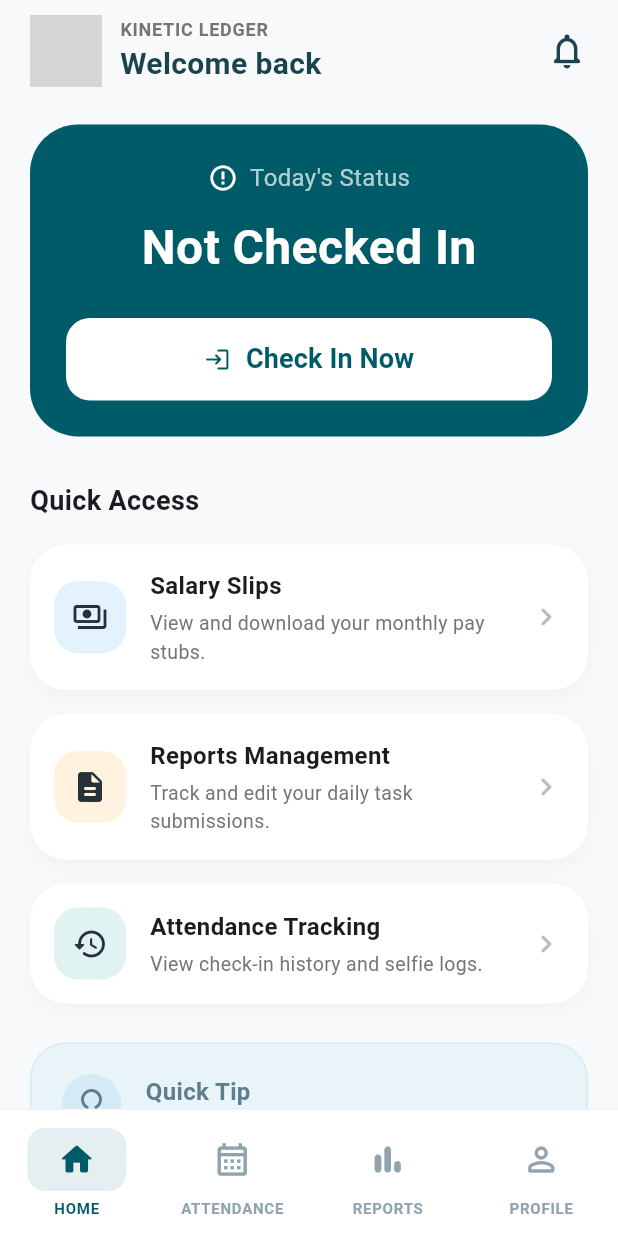
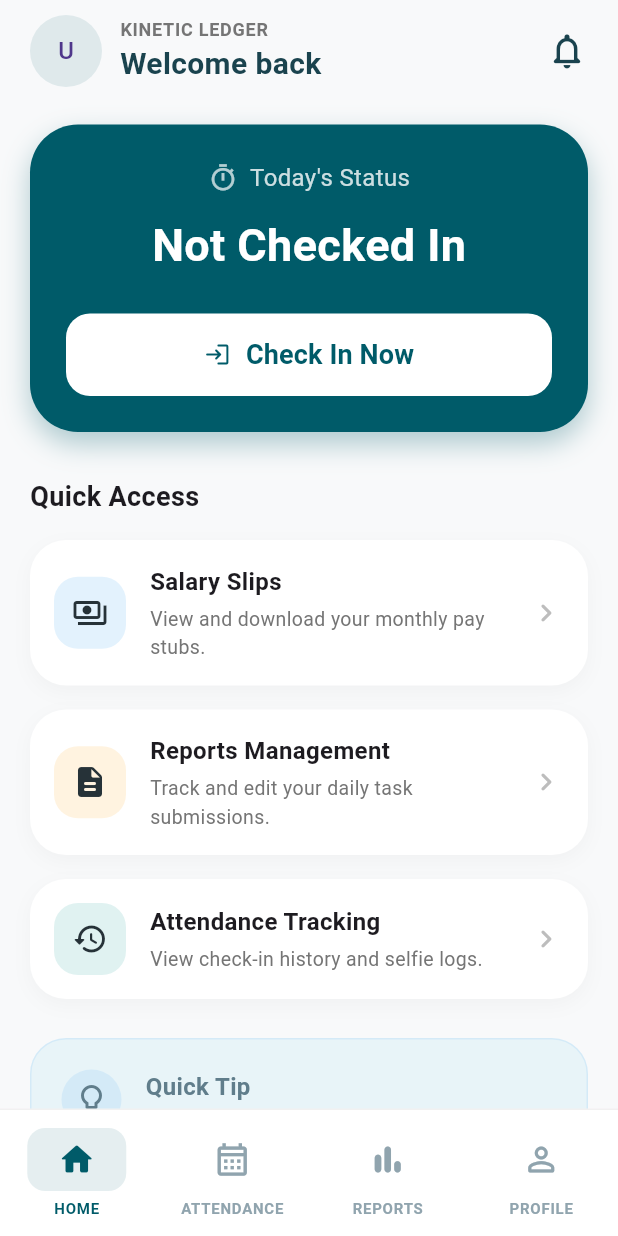
Before and after one commit to sujay-png/redhr_mobile-app, a Flutter app: the HomePage screen opened by its route, on a phone screen of 412 x 824 dp. Run offline on Flutter 3.47's test engine with Material 3 defaults, Android fonts, the phone set to English and light mode, and no system bars; our stand-ins replace camera, firebase_auth, firebase_core, geolocator, go_router, shared_preferences; accounts and stored records are empty; network calls fail; grey boxes are pictures that could not be loaded.

Commit message:
check-in and chck-out functionality is completed

```diff
--- a/lib/auth/login.dart
+++ b/lib/auth/login.dart
@@ -33,7 +33,7 @@ class _EmployeeLoginScreenState extends State<EmployeeLoginScreen> {
       print("🔥 Firebase Token: $token");
 
       // 🔥 3. Call backend WITH TOKEN
-      final user = await ApiService.getCurrentUser(token!);
+      final user = await ApiService.getMe();
 
       print("👤 Employee Data: $user");
 
--- a/lib/homepage.dart
+++ b/lib/homepage.dart
@@ -1,31 +1,169 @@
 import 'package:flutter/material.dart';
+import 'package:firebase_auth/firebase_auth.dart';
+import 'package:go_router/go_router.dart';
+import 'package:redhr_mobile_app/service/api_service.dart';
+import 'package:intl/intl.dart';
 
-class HomePage extends StatelessWidget {
+class HomePage extends StatefulWidget {
   const HomePage({super.key});
 
   @override
+  State<HomePage> createState() => _HomePageState();
+}
+
+class _HomePageState extends State<HomePage> {
+  bool isCheckedIn = false;
+  bool isCheckedOut = false;
+  bool isLoading = true;
+  String? userName;
+  String? checkInTime;
+
+  @override
+  void initState() {
+    super.initState();
+    _initialLoad();
+  }
+
+  // Helper to format the IST timestamp for the UI
+  String _formatTime(String? timestamp) {
+    if (timestamp == null) return "--:--";
+    try {
+      DateTime dt = DateTime.parse(timestamp);
+      return DateFormat('hh:mm a').format(dt);
+    } catch (e) {
+      return "--:--";
+    }
+  }
+
+  // Load user data and attendance status on startup
+Future<void> _initialLoad() async {
+    try {
+      // 1. Get the Firebase ID Token
+      final token = await FirebaseAuth.instance.currentUser?.getIdToken();
+      if (token == null) {
+        if (mounted) setState(() => isLoading = false);
+        return;
+      }
+
+      // 2. Fetch Profile for Name and ID
+      final profile = await ApiService.getMe();
+
+      // 3. Fetch Attendance Status (Passing the required token)
+      final status = await ApiService.getAttendanceStatus(token);
+
+      if (mounted) {
+        setState(() {
+          userName = profile['full_name'];
+          isCheckedIn = status['isCheckedIn'] ?? false;
+          isCheckedOut = status['isCheckedOut'] ?? false;
+          checkInTime = status['checkInTime'];
+          isLoading = false;
+        });
+      }
+    } catch (e) {
+      if (mounted) setState(() => isLoading = false);
+      debugPrint("Load Error: $e");
+    }
+  }
+
+  // Handle Button Click (Check-In or Check-Out)
+  Future<void> _handleAttendance() async {
+    try {
+      // --- FLOW A: CHECK-IN ---
+      if (!isCheckedIn) {
+        // Navigate to your dedicated camera screen
+        // We use .push so we can wait for the result to refresh the UI
+        final result = await context.push<bool>('/camera');
+
+        if (result == true) {
+          _initialLoad(); // Refresh home state if check-in was successful
+        }
+        return;
+      }
+
+      // --- FLOW B: CHECK-OUT ---
+      setState(() => isLoading = true);
+
+      // Get profile for ID
+      final profile = await ApiService.getMe();
+
+      // Call API directly without opening camera
+      await ApiService.markAttendance(
+        employeeId: profile['id'],
+        lat: 0.0,
+        lng: 0.0,
+        imagePath: "", // Passes empty string to skip Multipart file check
+      );
+
+      // Refresh Status immediately
+      await _initialLoad();
+
+      if (mounted) {
+        ScaffoldMessenger.of(context).showSnackBar(
+          const SnackBar(
+            content: Text("Checked Out Successfully"),
+            backgroundColor: Colors.orange,
+          ),
+        );
+      }
+    } catch (e) {
+      if (mounted) setState(() => isLoading = false);
+      if (mounted) {
+        ScaffoldMessenger.of(context).showSnackBar(
+          SnackBar(content: Text("Error: $e"), backgroundColor: Colors.red),
+        );
+      }
+    }
+  }
+
+  @override
   Widget build(BuildContext context) {
+    const primaryTeal = Color(0xFF005B69);
+    const orangeStatus = Color(0xFFE67E22);
+    const greyStatus = Color(0xFF7F8C8D);
+    const backgroundColor = Color(0xFFF8F9FA);
 
-    const primaryTeal = Color(0xFF005B69);
-    const backgroundColor = Color(0xFFF8F9FA);
+    // Dynamic UI State logic
+    String statusTitle = "Not Checked In";
+    String buttonText = "Check In Now";
+    IconData buttonIcon = Icons.login_rounded;
+    Color cardColor = primaryTeal;
+
+    if (isCheckedIn && !isCheckedOut) {
+      statusTitle = "Currently Working";
+      buttonText = "Check Out Now";
+      buttonIcon = Icons.logout_rounded;
+      cardColor = orangeStatus;
+    } else if (isCheckedOut) {
+      statusTitle = "Work Completed";
+      buttonText = "Attendance Finished";
+      buttonIcon = Icons.check_circle_outline;
+      cardColor = greyStatus;
+    }
 
     return Scaffold(
       backgroundColor: backgroundColor,
-      body: SafeArea(
+      body: isLoading
+          ? const Center(child: CircularProgressIndicator(color: primaryTeal))
+          : SafeArea(
+              child: RefreshIndicator(
+                onRefresh: _initialLoad,
                 child: SingleChildScrollView(
+                  physics: const AlwaysScrollableScrollPhysics(),
                   padding: const EdgeInsets.symmetric(horizontal: 20, vertical: 10),
                   child: Column(
                     crossAxisAlignment: CrossAxisAlignment.start,
                     children: [
-
+                      // --- Header ---
                       Row(
                         mainAxisAlignment: MainAxisAlignment.spaceBetween,
                         children: [
                           Row(
                             children: [
-                      const CircleAvatar(
+                              CircleAvatar(
                                 radius: 24,
-                        backgroundImage: NetworkImage('https://via.placeholder.com/150'),
+                                backgroundColor: primaryTeal.withOpacity(0.1),
+                                child: Text(userName != null ? userName![0].toUpperCase() : "U"),
                               ),
                               const SizedBox(width: 12),
                               Column(
@@ -40,9 +178,9 @@ class HomePage extends StatelessWidget {
                                       letterSpacing: 0.5,
                                     ),
                                   ),
-                          const Text(
-                            'Welcome back',
-                            style: TextStyle(
+                                  Text(
+                                    userName != null ? 'Hi, $userName' : 'Welcome back',
+                                    style: const TextStyle(
                                       fontSize: 20,
                                       fontWeight: FontWeight.bold,
                                       color: Color(0xFF1A434E),
@@ -57,42 +195,65 @@ class HomePage extends StatelessWidget {
                       ),
                       const SizedBox(height: 25),
 
-              // --- Today's Status Card ---
+                      // --- Dynamic Attendance Card ---
                       Container(
                         width: double.infinity,
                         padding: const EdgeInsets.all(24),
                         decoration: BoxDecoration(
-                  color: primaryTeal,
+                          color: cardColor,
                           borderRadius: BorderRadius.circular(32),
+                          boxShadow: [
+                            BoxShadow(
+                              color: cardColor.withOpacity(0.3),
+                              blurRadius: 15,
+                              offset: const Offset(0, 8),
+                            )
+                          ],
                         ),
                         child: Column(
                           children: [
                             Row(
                               mainAxisAlignment: MainAxisAlignment.center,
-                      children: const [
-                        Icon(Icons.error_outline, color: Colors.white, size: 20),
-                        SizedBox(width: 8),
+                              children: [
+                                const Icon(Icons.timer_outlined, color: Colors.white70, size: 20),
+                                const SizedBox(width: 8),
                                 Text(
                                   "Today's Status",
-                          style: TextStyle(color: Colors.white70, fontSize: 16),
+                                  style: TextStyle(color: Colors.white.withOpacity(0.8), fontSize: 16),
                                 ),
                               ],
                             ),
                             const SizedBox(height: 12),
-                    const Text(
-                      'Not Checked In',
-                      style: TextStyle(
+                            Text(
+                              statusTitle,
+                              style: const TextStyle(
                                 color: Colors.white,
-                        fontSize: 32,
+                                fontSize: 30,
                                 fontWeight: FontWeight.bold,
                               ),
                             ),
+
+                            // Show start time if working
+                            if (isCheckedIn && !isCheckedOut && checkInTime != null)
+                              Padding(
+                                padding: const EdgeInsets.only(top: 8),
+                                child: Text(
+                                  "Started at ${_formatTime(checkInTime)}",
+                                  style: TextStyle(
+                                    color: Colors.white.withOpacity(0.9),
+                                    fontSize: 16,
+                                    fontWeight: FontWeight.w500,
+                                  ),
+                                ),
+                              ),
+
                             const SizedBox(height: 24),
                             ElevatedButton(
-                      onPressed: () {},
+                              onPressed: isCheckedOut ? null : _handleAttendance,
                               style: ElevatedButton.styleFrom(
                                 backgroundColor: Colors.white,
-                        foregroundColor: primaryTeal,
+                                foregroundColor: cardColor,
+                                disabledBackgroundColor: Colors.white54,
                                 minimumSize: const Size(double.infinity, 55),
                                 shape: RoundedRectangleBorder(
                                   borderRadius: BorderRadius.circular(16),
@@ -101,12 +262,12 @@ class HomePage extends StatelessWidget {
                               ),
                               child: Row(
                                 mainAxisAlignment: MainAxisAlignment.center,
-                        children: const [
-                          Icon(Icons.login_rounded),
-                          SizedBox(width: 10),
+                                children: [
+                                  Icon(buttonIcon),
+                                  const SizedBox(width: 10),
                                   Text(
-                            'Check In Now',
-                            style: TextStyle(fontSize: 18, fontWeight: FontWeight.bold),
+                                    buttonText,
+                                    style: const TextStyle(fontSize: 18, fontWeight: FontWeight.bold),
                                   ),
                                 ],
                               ),
@@ -117,10 +278,7 @@ class HomePage extends StatelessWidget {
                       const SizedBox(height: 30),
 
                       // --- Quick Access Section ---
-              const Text(
-                'Quick Access',
-                style: TextStyle(fontSize: 18, fontWeight: FontWeight.bold),
-              ),
+                      const Text('Quick Access', style: TextStyle(fontSize: 18, fontWeight: FontWeight.bold)),
                       const SizedBox(height: 16),
 
                       _buildMenuCard(
@@ -145,7 +303,18 @@ class HomePage extends StatelessWidget {
                       const SizedBox(height: 10),
 
                       // --- Quick Tip Section ---
-              Container(
+                      _buildTipSection(),
+                      const SizedBox(height: 20),
+                    ],
+                  ),
+                ),
+              ),
+            ),
+    );
+  }
+
+  Widget _buildTipSection() {
+    return Container(
       padding: const EdgeInsets.all(20),
       decoration: BoxDecoration(
         color: const Color(0xFFE8F4F8),
@@ -164,13 +333,10 @@ class HomePage extends StatelessWidget {
             child: Column(
               crossAxisAlignment: CrossAxisAlignment.start,
               children: [
-                          Text(
-                            'Quick Tip',
-                            style: TextStyle(fontSize: 16, fontWeight: FontWeight.bold, color: Colors.blueGrey),
-                          ),
+                Text('Quick Tip', style: TextStyle(fontSize: 16, fontWeight: FontWeight.bold, color: Colors.blueGrey)),
                 SizedBox(height: 4),
                 Text(
-                            'Checking in before 9:05 AM helps maintain your perfect punctuality record for this month!',
+                  'Checking in before 9:05 AM helps maintain your perfect punctuality record!',
                   style: TextStyle(color: Colors.blueGrey, height: 1.4),
                 ),
               ],
@@ -178,43 +344,23 @@ class HomePage extends StatelessWidget {
           ),
         ],
       ),
-              ),
-              const SizedBox(height: 20),
-            ],
-          ),
-        ),
-      ),
     );
   }
 
-  Widget _buildMenuCard({
-    required IconData icon,
-    required Color iconBg,
-    required String title,
-    required String subtitle,
-  }) {
+  Widget _buildMenuCard({required IconData icon, required Color iconBg, required String title, required String subtitle}) {
     return Container(
       margin: const EdgeInsets.only(bottom: 16),
       padding: const EdgeInsets.all(16),
       decoration: BoxDecoration(
         color: Colors.white,
         borderRadius: BorderRadius.circular(24),
-        boxShadow: [
-          BoxShadow(
-            color: Colors.black.withOpacity(0.03),
-            blurRadius: 10,
-            offset: const Offset(0, 4),
-          ),
-        ],
+        boxShadow: [BoxShadow(color: Colors.black.withOpacity(0.03), blurRadius: 10, offset: const Offset(0, 4))],
       ),
       child: Row(
         children: [
           Container(
             padding: const EdgeInsets.all(12),
-            decoration: BoxDecoration(
-              color: iconBg,
-              borderRadius: BorderRadius.circular(16),
-            ),
+            decoration: BoxDecoration(color: iconBg, borderRadius: BorderRadius.circular(16)),
             child: Icon(icon, color: const Color(0xFF263238)),
           ),
           const SizedBox(width: 16),
@@ -222,15 +368,9 @@ class HomePage extends StatelessWidget {
             child: Column(
               crossAxisAlignment: CrossAxisAlignment.start,
               children: [
-                Text(
-                  title,
-                  style: const TextStyle(fontSize: 16, fontWeight: FontWeight.bold),
-                ),
+                Text(title, style: const TextStyle(fontSize: 16, fontWeight: FontWeight.bold)),
                 const SizedBox(height: 4),
-                Text(
-                  subtitle,
-                  style: TextStyle(fontSize: 13, color: Colors.grey[600]),
-                ),
+                Text(subtitle, style: TextStyle(fontSize: 13, color: Colors.grey[600])),
               ],
             ),
           ),
--- a/pubspec.yaml
+++ b/pubspec.yaml
@@ -17,6 +17,7 @@ dependencies:
   http: ^1.6.0
   shared_preferences: ^2.5.5
   firebase_auth: ^6.3.0
+  image_picker: ^1.2.1
 
 dev_dependencies:
   flutter_test:
```
Also changed, not shown: lib/attendance_camera_screen.dart (+7 -4 lines), lib/service/api_service.dart (+27 -25 lines), pubspec.lock, 5 other files. Lines whose indentation alone changed are shown as unchanged.
